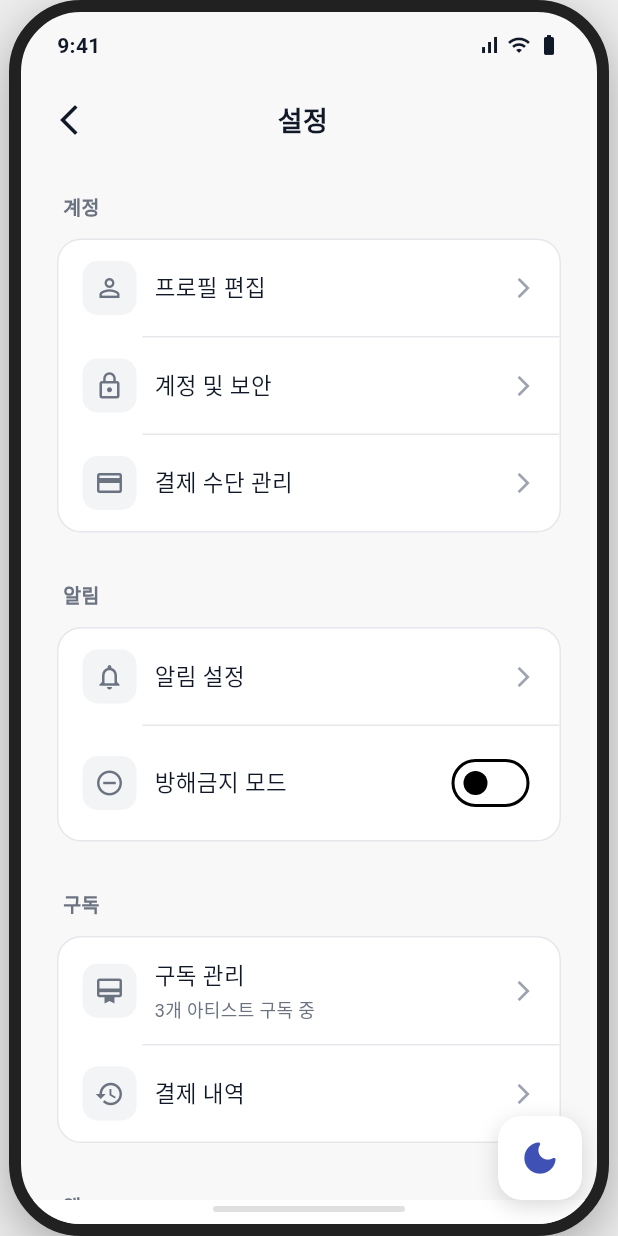
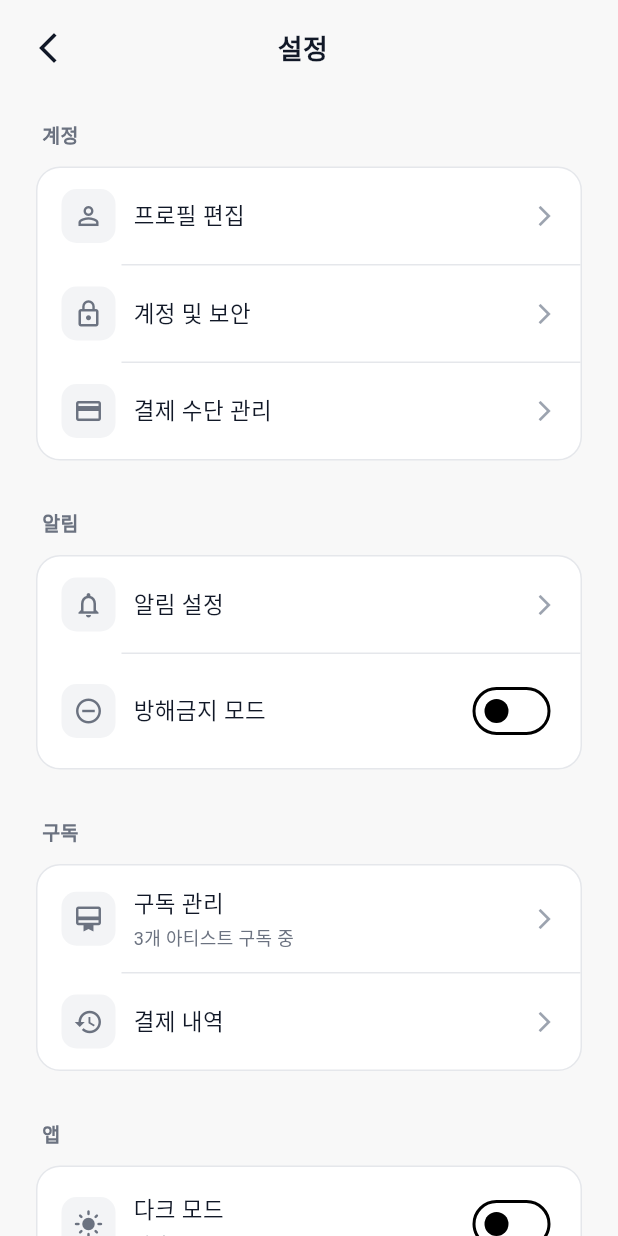
Before and after one commit to teo53/unoa-g, a Flutter app: the SettingsScreen screen opened by its route, on a phone screen of 412 x 824 dp. Run offline on Flutter 3.47's test engine with Material 3 defaults, Android fonts, the phone set to English and light mode, and no system bars; our stand-ins replace cached_network_image, go_router, google_fonts; Roboto replaces fonts that are missing (Pretendard).

Commit message:
fix: Android 테두리 오류 수정 및 테마 토글 설정으로 이동
문제 해결:
- AppScaffold 플랫폼 감지 추가 (kIsWeb 사용)
- 모바일: 전체 화면 레이아웃 (테두리 없음)
- 웹: 폰 프레임 데모 레이아웃 유지

테마 토글 변경:
- 하단 플로팅 버튼 제거
- 설정 화면에서 다크 모드 토글 작동하도록 수정
- ThemeProvider와 연동

코드 모듈화:
- settings_widgets.dart 추가 (재사용 가능한 설정 UI 컴포넌트)
- SettingsSectionTitle, SettingsGroup, SettingsItem, SettingsSwitchItem

CLAUDE.md 업데이트:
- 플랫폼별 렌더링 문서화
- 설정 위젯 사용법 추가
- 테마 토글 위치 명시

https://claude.ai/code/session_01FTtdoLahNew8CT4fuXUMeQ

```diff
--- a/lib/features/settings/settings_screen.dart
+++ b/lib/features/settings/settings_screen.dart
@@ -1,14 +1,21 @@
 import 'package:flutter/material.dart';
 import 'package:go_router/go_router.dart';
+import 'package:provider/provider.dart';
+import '../../app.dart';
 import '../../core/theme/app_colors.dart';
 import '../../shared/widgets/app_scaffold.dart';
 
+/// 설정 화면
+///
+/// 계정, 알림, 구독, 앱 설정을 관리하는 화면
+/// 다크 모드 토글이 여기서 동작함
 class SettingsScreen extends StatelessWidget {
   const SettingsScreen({super.key});
 
   @override
   Widget build(BuildContext context) {
     final isDark = Theme.of(context).brightness == Brightness.dark;
+    final themeProvider = Provider.of<ThemeProvider>(context);
 
     return AppScaffold(
       showStatusBar: true,
@@ -135,18 +142,19 @@ class SettingsScreen extends StatelessWidget {
                   _SettingsGroup(
                     items: [
                       _SettingsItem(
-                        icon: Icons.dark_mode_outlined,
+                        icon: isDark
+                            ? Icons.dark_mode_rounded
+                            : Icons.light_mode_rounded,
                         title: '다크 모드',
+                        subtitle: isDark ? '켜짐' : '꺼짐',
                         trailing: Switch(
                           value: isDark,
                           onChanged: (value) {
-                            ScaffoldMessenger.of(context).showSnackBar(
-                              const SnackBar(content: Text('다크 모드 토글 기능 준비 중')),
-                            );
+                            themeProvider.toggleTheme();
                           },
                           activeColor: AppColors.primary600,
                         ),
-                        onTap: () {},
+                        onTap: () => themeProvider.toggleTheme(),
                       ),
                       _SettingsItem(
                         icon: Icons.language,
--- a/lib/shared/widgets/app_scaffold.dart
+++ b/lib/shared/widgets/app_scaffold.dart
@@ -1,14 +1,17 @@
 import 'package:flutter/material.dart';
-import 'package:provider/provider.dart';
-import '../../app.dart';
+import 'package:flutter/foundation.dart' show kIsWeb;
 import '../../core/theme/app_colors.dart';
 
+/// 앱 레이아웃 Scaffold
+///
+/// 플랫폼별 렌더링:
+/// - 웹: 폰 프레임 UI로 데모 표시
+/// - 모바일(안드로이드/iOS): 전체 화면으로 표시 (테두리 없음)
 class AppScaffold extends StatelessWidget {
   final Widget child;
   final Widget? bottomNavigationBar;
   final bool showStatusBar;
   final Color? backgroundColor;
-  final bool showThemeToggle;
 
   const AppScaffold({
     super.key,
@@ -16,7 +19,6 @@ class AppScaffold extends StatelessWidget {
     this.bottomNavigationBar,
     this.showStatusBar = true,
     this.backgroundColor,
-    this.showThemeToggle = true,
   });
 
   @override
@@ -25,16 +27,91 @@ class AppScaffold extends StatelessWidget {
     final bgColor = backgroundColor ??
         (isDark ? AppColors.backgroundDark : AppColors.backgroundLight);
 
+    // 모바일 디바이스: 전체 화면 레이아웃 (테두리 없음)
+    if (!kIsWeb) {
+      return _MobileLayout(
+        backgroundColor: bgColor,
+        bottomNavigationBar: bottomNavigationBar,
+        child: child,
+      );
+    }
+
+    // 웹: 폰 프레임 데모 레이아웃
+    return _WebPreviewLayout(
+      backgroundColor: bgColor,
+      showStatusBar: showStatusBar,
+      bottomNavigationBar: bottomNavigationBar,
+      child: child,
+    );
+  }
+}
+
+/// 모바일 전체 화면 레이아웃 (안드로이드/iOS)
+///
+/// 특징:
+/// - 테두리 없이 전체 화면 사용
+/// - SafeArea로 노치/펀치홀 대응
+/// - 시스템 네비게이션 바 영역 확보
+class _MobileLayout extends StatelessWidget {
+  final Widget child;
+  final Widget? bottomNavigationBar;
+  final Color backgroundColor;
+
+  const _MobileLayout({
+    required this.child,
+    required this.backgroundColor,
+    this.bottomNavigationBar,
+  });
+
+  @override
+  Widget build(BuildContext context) {
+    return Scaffold(
+      backgroundColor: backgroundColor,
+      body: SafeArea(
+        bottom: false, // 하단 네비게이션 바에서 처리
+        child: child,
+      ),
+      bottomNavigationBar: bottomNavigationBar != null
+          ? SafeArea(
+              top: false,
+              child: bottomNavigationBar!,
+            )
+          : null,
+    );
+  }
+}
+
+/// 웹 데모용 폰 프레임 레이아웃
+///
+/// 특징:
+/// - 고정 사이즈 폰 프레임 (400x844)
+/// - 둥근 모서리와 베젤
+/// - 가짜 상태바와 홈 인디케이터
+class _WebPreviewLayout extends StatelessWidget {
+  final Widget child;
+  final Widget? bottomNavigationBar;
+  final bool showStatusBar;
+  final Color backgroundColor;
+
+  const _WebPreviewLayout({
+    required this.child,
+    required this.backgroundColor,
+    required this.showStatusBar,
+    this.bottomNavigationBar,
+  });
+
+  @override
+  Widget build(BuildContext context) {
+    final isDark = Theme.of(context).brightness == Brightness.dark;
+
     return Scaffold(
       backgroundColor: Colors.grey[isDark ? 900 : 200],
-      body: Stack(
-        children: [
-          Center(
+      body: Center(
         child: Container(
           width: 400,
           height: 844,
           decoration: BoxDecoration(
-                color: bgColor,
+            color: backgroundColor,
             borderRadius: BorderRadius.circular(48),
             border: Border.all(
               color: isDark ? Colors.grey[800]! : Colors.grey[900]!,
@@ -50,130 +127,14 @@ class AppScaffold extends StatelessWidget {
           ),
           child: ClipRRect(
             borderRadius: BorderRadius.circular(40),
-                child: Stack(
-                  children: [
-                    Column(
+            child: Column(
               children: [
                 if (showStatusBar) const StatusBarWidget(),
                 Expanded(child: child),
                 if (bottomNavigationBar != null) bottomNavigationBar!,
-                        // Home indicator
-                        Container(
-                          padding: const EdgeInsets.only(bottom: 8, top: 4),
-                          color: isDark
-                              ? AppColors.surfaceDark
-                              : AppColors.surfaceLight,
-                          child: Center(
-                            child: Container(
-                              width: 128,
-                              height: 4,
-                              decoration: BoxDecoration(
-                                color: isDark
-                                    ? Colors.grey[700]
-                                    : Colors.grey[300],
-                                borderRadius: BorderRadius.circular(2),
-                              ),
-                            ),
-                          ),
-                        ),
+                _HomeIndicator(isDark: isDark),
               ],
             ),
-                  ],
-                ),
-              ),
-            ),
-          ),
-          // Dark mode toggle button - positioned outside the phone frame
-          if (showThemeToggle)
-            Positioned(
-              right: 24,
-              bottom: 24,
-              child: Consumer<ThemeProvider>(
-                builder: (context, themeProvider, _) {
-                  return _ThemeToggleButton(
-                    isDark: themeProvider.isDark,
-                    onTap: () => themeProvider.toggleTheme(),
-                  );
-                },
-              ),
-            ),
-        ],
-      ),
-    );
-  }
-}
-
-class _ThemeToggleButton extends StatefulWidget {
-  final bool isDark;
-  final VoidCallback onTap;
-
-  const _ThemeToggleButton({
-    required this.isDark,
-    required this.onTap,
-  });
-
-  @override
-  State<_ThemeToggleButton> createState() => _ThemeToggleButtonState();
-}
-
-class _ThemeToggleButtonState extends State<_ThemeToggleButton>
-    with SingleTickerProviderStateMixin {
-  late AnimationController _controller;
-  late Animation<double> _scaleAnimation;
-
-  @override
-  void initState() {
-    super.initState();
-    _controller = AnimationController(
-      duration: const Duration(milliseconds: 150),
-      vsync: this,
-    );
-    _scaleAnimation = Tween<double>(begin: 1.0, end: 0.9).animate(
-      CurvedAnimation(parent: _controller, curve: Curves.easeInOut),
-    );
-  }
-
-  @override
-  void dispose() {
-    _controller.dispose();
-    super.dispose();
-  }
-
-  @override
-  Widget build(BuildContext context) {
-    return GestureDetector(
-      onTapDown: (_) => _controller.forward(),
-      onTapUp: (_) {
-        _controller.reverse();
-        widget.onTap();
-      },
-      onTapCancel: () => _controller.reverse(),
-      child: AnimatedBuilder(
-        animation: _scaleAnimation,
-        builder: (context, child) {
-          return Transform.scale(
-            scale: _scaleAnimation.value,
-            child: child,
-          );
-        },
-        child: Container(
-          width: 56,
-          height: 56,
-          decoration: BoxDecoration(
-            color: widget.isDark ? Colors.grey[800] : Colors.white,
-            borderRadius: BorderRadius.circular(16),
-            boxShadow: [
-              BoxShadow(
-                color: Colors.black.withOpacity(0.15),
-                blurRadius: 12,
-                offset: const Offset(0, 4),
-              ),
-            ],
-          ),
-          child: Icon(
-            widget.isDark ? Icons.light_mode_rounded : Icons.dark_mode_rounded,
-            color: widget.isDark ? Colors.amber : Colors.indigo,
-            size: 28,
           ),
         ),
       ),
@@ -181,6 +142,32 @@ class _ThemeToggleButtonState extends State<_ThemeToggleButton>
   }
 }
 
+/// 홈 인디케이터 (웹 데모용)
+class _HomeIndicator extends StatelessWidget {
+  final bool isDark;
+
+  const _HomeIndicator({required this.isDark});
+
+  @override
+  Widget build(BuildContext context) {
+    return Container(
+      padding: const EdgeInsets.only(bottom: 8, top: 4),
+      color: isDark ? AppColors.surfaceDark : AppColors.surfaceLight,
+      child: Center(
+        child: Container(
+          width: 128,
+          height: 4,
+          decoration: BoxDecoration(
+            color: isDark ? Colors.grey[700] : Colors.grey[300],
+            borderRadius: BorderRadius.circular(2),
+          ),
+        ),
+      ),
+    );
+  }
+}
+
+/// 웹 데모용 가짜 상태바
 class StatusBarWidget extends StatelessWidget {
   const StatusBarWidget({super.key});
 
```
Also changed, not shown: lib/shared/widgets/settings_widgets.dart (added, +235 -0 lines), 1 other file. Lines whose indentation alone changed are shown as unchanged.
